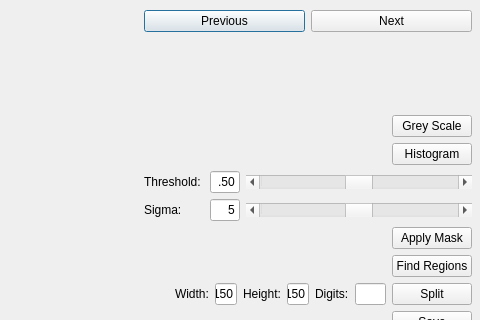
The window that ProcessKilnImages-dlg.ui (bmuth/ProcessKilnImages) describes before a commit, drawn with Qt 5; both pictures show x 346 to 826 and y 0 to 320 of the 826 by 700 pixel window.
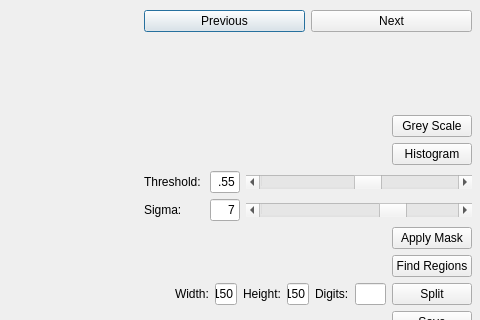
The same window after the commit.

Diff of the .ui file:
```diff
--- a/ProcessKilnImages-dlg.ui
+++ b/ProcessKilnImages-dlg.ui
@@ -94,7 +94,7 @@
       <item>
        <widget class="QLabel" name="labFilename">
         <property name="text">
-         <string>               </string>
+         <string/>
         </property>
        </widget>
       </item>
@@ -199,7 +199,7 @@
          </size>
         </property>
         <property name="text">
-         <string>.50</string>
+         <string>.55</string>
         </property>
         <property name="maxLength">
          <number>4</number>
@@ -214,8 +214,11 @@
         <property name="maximum">
          <number>100</number>
         </property>
+        <property name="value">
+         <number>55</number>
+        </property>
         <property name="sliderPosition">
-         <number>50</number>
+         <number>55</number>
         </property>
         <property name="orientation">
          <enum>Qt::Horizontal</enum>
@@ -263,7 +266,7 @@
          </size>
         </property>
         <property name="text">
-         <string>5</string>
+         <string>7</string>
         </property>
         <property name="maxLength">
          <number>4</number>
@@ -278,8 +281,11 @@
         <property name="maximum">
          <number>100</number>
         </property>
+        <property name="value">
+         <number>70</number>
+        </property>
         <property name="sliderPosition">
-         <number>50</number>
+         <number>70</number>
         </property>
         <property name="orientation">
          <enum>Qt::Horizontal</enum>
```
